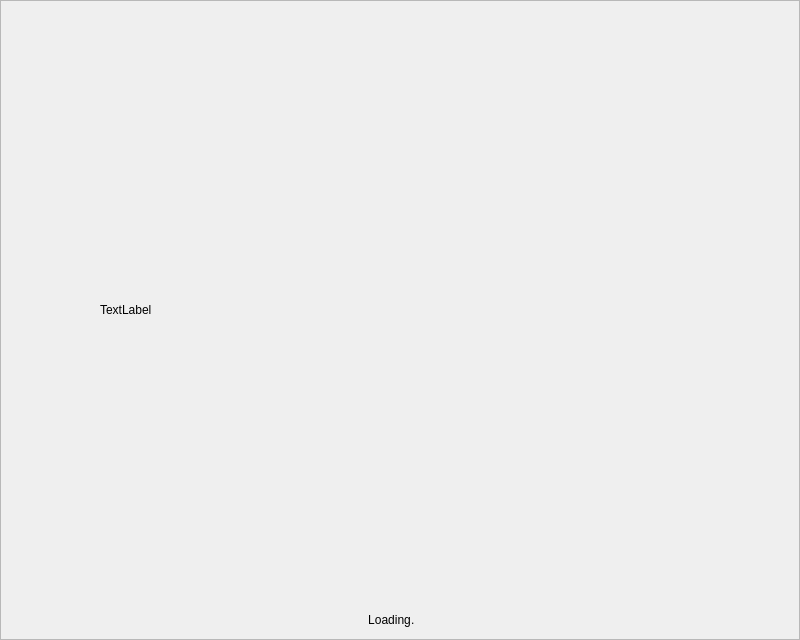
Above: src/qt/pivx/forms/loadingdialog.ui from Fuzzbawls/PIVX before the change. Below: the same form after it.
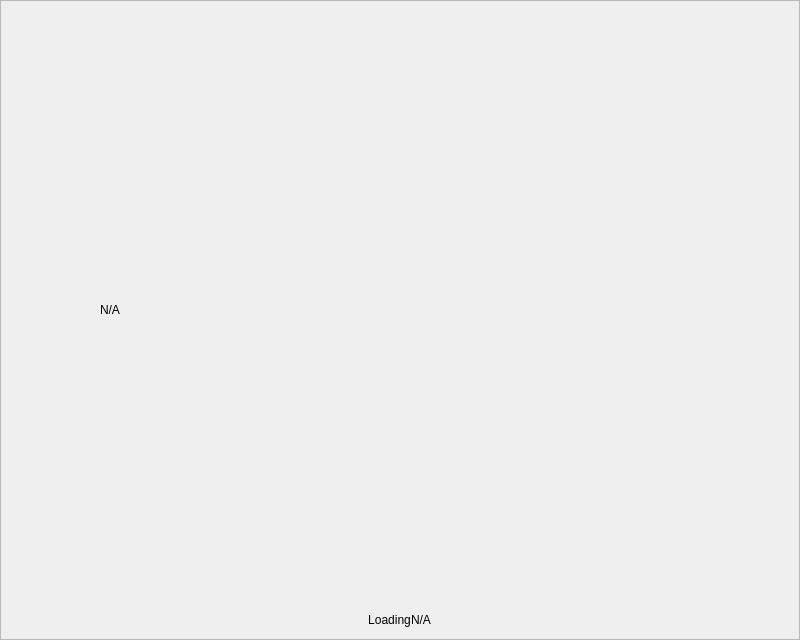
That is the form after the change.

The edit to the form file:
```diff
--- a/src/qt/pivx/forms/loadingdialog.ui
+++ b/src/qt/pivx/forms/loadingdialog.ui
@@ -80,7 +80,7 @@
             </size>
            </property>
            <property name="text">
-            <string>TextLabel</string>
+            <string notr="true">N/A</string>
            </property>
           </widget>
          </item>
@@ -140,7 +140,7 @@
                </size>
               </property>
               <property name="text">
-               <string>.</string>
+               <string notr="true">N/A</string>
               </property>
              </widget>
             </item>
```
